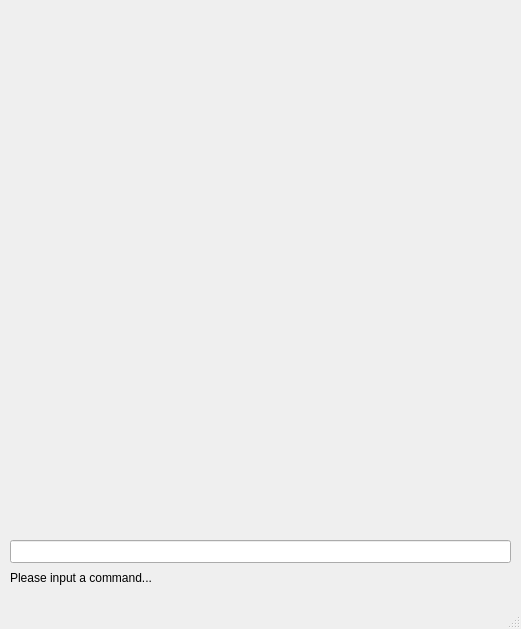
Old version of the form mainwindow.ui in the repository Patcast/SearchingAlgorithms.
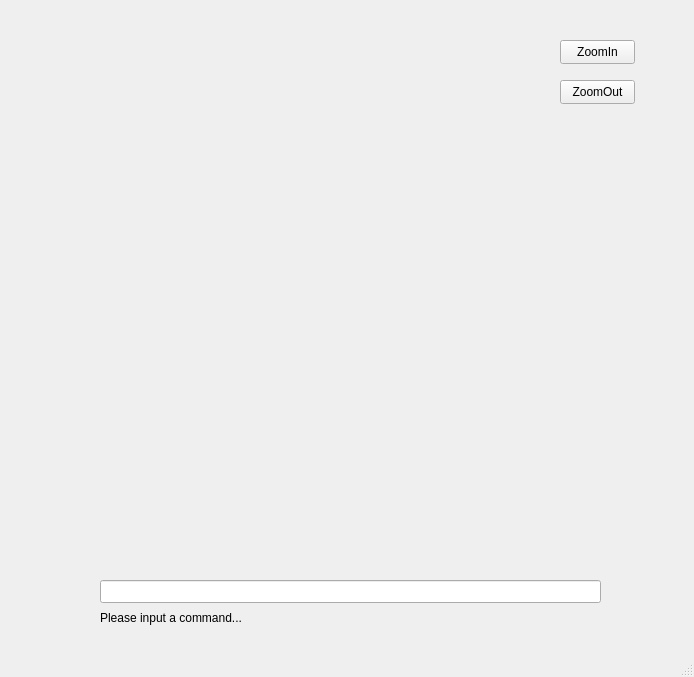
New version of the form.

The edit to the form file:
```diff
--- a/mainwindow.ui
+++ b/mainwindow.ui
@@ -6,8 +6,8 @@
    <rect>
     <x>0</x>
     <y>0</y>
-    <width>521</width>
-    <height>629</height>
+    <width>694</width>
+    <height>677</height>
    </rect>
   </property>
   <property name="windowTitle">
@@ -17,8 +17,8 @@
    <widget class="QLineEdit" name="lineEdit">
     <property name="geometry">
      <rect>
-      <x>10</x>
-      <y>540</y>
+      <x>100</x>
+      <y>580</y>
       <width>501</width>
       <height>23</height>
      </rect>
@@ -27,7 +27,7 @@
    <widget class="QStackedWidget" name="stackedWidget">
     <property name="geometry">
      <rect>
-      <x>10</x>
+      <x>0</x>
       <y>10</y>
       <width>500</width>
       <height>500</height>
@@ -39,8 +39,8 @@
    <widget class="QLabel" name="label">
     <property name="geometry">
      <rect>
-      <x>10</x>
-      <y>570</y>
+      <x>100</x>
+      <y>610</y>
       <width>501</width>
       <height>16</height>
      </rect>
@@ -49,6 +49,32 @@
      <string>Please input a command...</string>
     </property>
    </widget>
+   <widget class="QPushButton" name="pushButton">
+    <property name="geometry">
+     <rect>
+      <x>560</x>
+      <y>40</y>
+      <width>75</width>
+      <height>24</height>
+     </rect>
+    </property>
+    <property name="text">
+     <string>ZoomIn</string>
+    </property>
+   </widget>
+   <widget class="QPushButton" name="pushButton_2">
+    <property name="geometry">
+     <rect>
+      <x>560</x>
+      <y>80</y>
+      <width>75</width>
+      <height>24</height>
+     </rect>
+    </property>
+    <property name="text">
+     <string>ZoomOut</string>
+    </property>
+   </widget>
   </widget>
   <widget class="QMenuBar" name="menubar">
    <property name="geometry">
```
Left out of the diff: 46 changed lines with no effect on the pictures.
